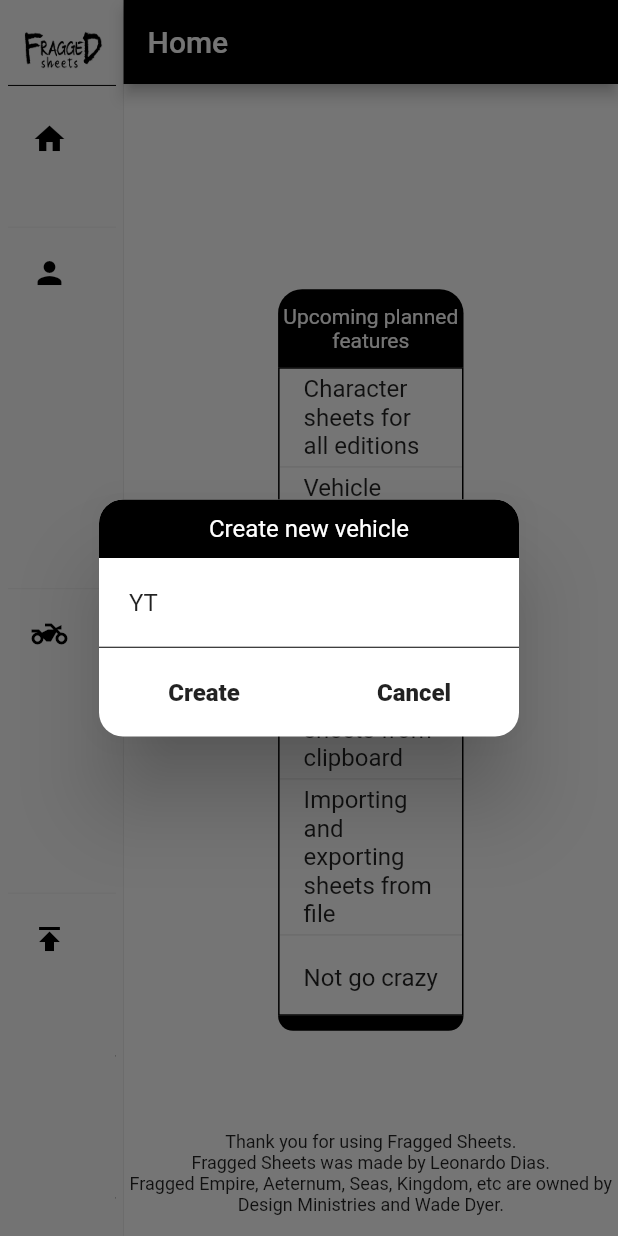
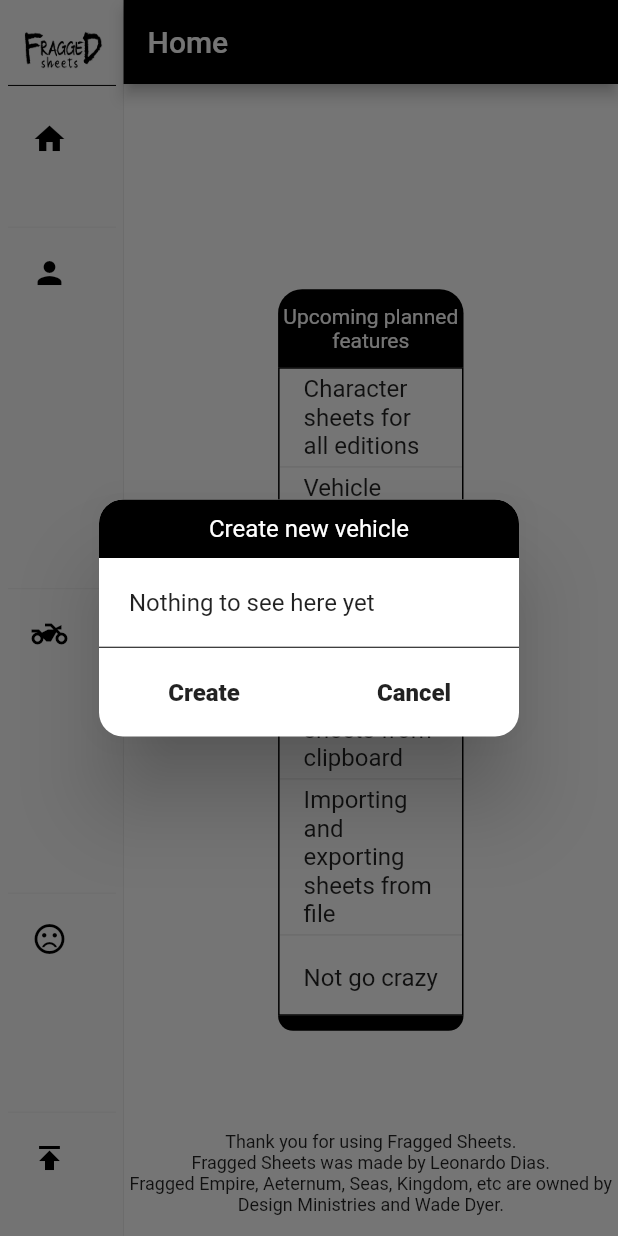
Before and after one commit to GwynmeTheos/fragged-sheets, a Flutter app: the screen it shows after launch, after a tap on "New vehicle", on a phone screen of 412 x 824 dp. Run offline on Flutter 3.47's test engine with Material 2 defaults, Android fonts, the phone set to English and light mode, and no system bars.

Commit message:
Added new enum for types of sheets Minor UI changes Started implementing UI for goons Started considerations for file picking

```diff
--- a/lib/models/sheets.dart
+++ b/lib/models/sheets.dart
@@ -98,12 +98,42 @@ extension EditionsExt on Editions {
   }
 }
 
+enum SheetType {
+  CHARACTER,
+  VEHICLE,
+  GOONS, // In-dev
+}
+extension SheetTypesEx on SheetType{
+  String get name {
+    switch (this) {
+      case SheetType.CHARACTER:
+        return "Character";
+      case SheetType.VEHICLE:
+        return "Vehicle";
+      case SheetType.GOONS:
+        return "Goons";
+    }
+  }
+
+  IconData get icon {
+    switch (this) {
+      case SheetType.CHARACTER:
+        return Icons.person;
+      case SheetType.VEHICLE:
+        return Icons.two_wheeler;
+      case SheetType.GOONS:
+        return Icons.sentiment_very_dissatisfied;
+    }
+  }
+}
+
 /// Abstract model for integration with the home page.
 /// New sheets must inherit from this class and implement [toJsonString] and
 /// [toMap] as overrides.
 abstract class SheetModel {
   abstract Editions edition;
   abstract String name;
+  abstract SheetType type;
 
   /// Returns a Json string representation of the object.
   String get toJsonString;
@@ -113,6 +143,7 @@ abstract class SheetModel {
 
 class EmpireSheetModel extends SheetModel {
   Editions edition = Editions.EMPIRE;
+  SheetType type = SheetType.CHARACTER;
 
   // Basic data
   String name;
@@ -134,6 +165,7 @@ class EmpireSheetModel extends SheetModel {
 
 class AeternumSheetModel extends SheetModel {
   Editions edition = Editions.AETERNUM;
+  SheetType type = SheetType.CHARACTER;
 
   // Basic data
   String name;
--- a/lib/pages/home.dart
+++ b/lib/pages/home.dart
@@ -143,7 +143,7 @@ class _SidebarState extends State<Sidebar> {
                 ),
                 Container(
                   padding: EdgeInsets.all(20),
-                  child: Text("YT"),
+                  child: Text("Nothing to see here yet"),
                 ),
                 Divider(
                   height: 1,
@@ -250,7 +250,114 @@ class _SidebarState extends State<Sidebar> {
                 ),
                 Container(
                   padding: EdgeInsets.all(20),
-                  child: Text("YT"),
+                  child: Text("Nothing to see here yet"),
+                ),
+                Divider(
+                  height: 1,
+                  color: Colors.black
+                ),
+                Row(
+                  mainAxisAlignment: MainAxisAlignment.spaceAround,
+                  crossAxisAlignment: CrossAxisAlignment.center,
+                  children: [
+                    Expanded(
+                      child: InkWell(
+                        child: Container(
+                          padding: EdgeInsets.only(top: 20.0, bottom: 20.0),
+                          decoration: BoxDecoration(
+                            borderRadius: BorderRadius.only(
+                              bottomLeft: Radius.circular(32.0),
+                            ),
+                          ),
+                          child: Text(
+                            "Create",
+                            style: TextStyle(
+                              fontSize: 16,
+                              fontWeight: FontWeight.w800
+                            ),
+                            textAlign: TextAlign.center,
+                          ),
+                        ),
+                        onTap: () {
+                          return ;
+                        },
+                      ),
+                    ),
+                    Expanded(
+                      child: InkWell(
+                        child: Container(
+                          padding: EdgeInsets.only(top: 20.0, bottom: 20.0),
+                          decoration: BoxDecoration(
+                            borderRadius: BorderRadius.only(
+                              bottomRight: Radius.circular(16.0)
+                            ),
+                          ),
+                          child: Text(
+                            "Cancel",
+                            style: TextStyle(
+                              fontSize: 16,
+                              fontWeight: FontWeight.w800
+                            ),
+                            textAlign: TextAlign.center,
+                          ),
+                        ),
+                        onTap: () => Navigator.of(context).pop(null)
+                      ),
+                    )
+                  ],
+                )
+              ],
+            ),
+          ),
+        );
+      }
+    );
+  }
+
+  Future<SheetModel?> showNewGoonAlert(BuildContext context) async {
+    return await showDialog<SheetModel?>(
+      context: context,
+      builder: (BuildContext context) {
+        return AlertDialog(
+          shape: RoundedRectangleBorder(
+            borderRadius: BorderRadius.only(
+              topLeft: Radius.circular(16.0),
+              topRight: Radius.circular(16.0),
+              bottomLeft: Radius.circular(16.0),
+              bottomRight: Radius.circular(16.0),
+            )
+          ),
+          contentPadding: EdgeInsets.all(0.0),
+          content: Container(
+            width: MediaQuery.of(context).size.width * 0.2,
+            child: Column(
+              mainAxisAlignment: MainAxisAlignment.start,
+              crossAxisAlignment: CrossAxisAlignment.stretch,
+              mainAxisSize: MainAxisSize.min,
+              children: [
+                Container(
+                  padding: EdgeInsets.only(
+                    top: 10,
+                    bottom: 10,
+                  ),
+                  decoration: BoxDecoration(
+                    borderRadius: BorderRadius.only(
+                      topLeft: Radius.circular(16),
+                      topRight: Radius.circular(16)
+                    ),
+                    color: Colors.black
+                  ),
+                  child: Text(
+                    "Create new goon",
+                    textAlign: TextAlign.center,
+                    style: TextStyle(
+                      color: Colors.white
+                    ),
+                  ),
+                ),
+                Container(
+                  padding: EdgeInsets.all(20),
+                  child: Text("Nothing to see here yet"),
                 ),
                 Divider(
                   height: 1,
@@ -438,7 +545,7 @@ class _SidebarState extends State<Sidebar> {
       )
     );
 
-    // Character
+    // Home
     content.add(
       Material(
         borderRadius: BorderRadius.circular(10),
@@ -512,6 +619,30 @@ class _SidebarState extends State<Sidebar> {
       )
     );
 
+    // Character
+    content.add(
+      Material(
+        borderRadius: BorderRadius.circular(10),
+        child: ListTile(
+          leading: Icon(
+            Icons.sentiment_very_dissatisfied,
+            color: Colors.black,
+          ),
+          title: Text("New goon"),
+          onTap: () async {
+            SheetModel? newSheet = await showNewGoonAlert(context);
+            if (newSheet != null) {this.sheets.add(newSheet);}
+          },
+        ),
+      )
+    );
+    content.add(
+      Divider(
+        height: 5,
+        color: Colors.grey.shade200,
+      )
+    );
+
     // Import
     content.add(
       Material(
@@ -566,6 +697,10 @@ class _SidebarState extends State<Sidebar> {
             ? Colors.grey.shade300
             : Colors.grey.shade50,
           child: ListTile(
+            leading: Icon(
+              this.sheets[i].type.icon,
+              color: Colors.black,
+            ),
             title: Text(this.sheets[i].name),
             onTap: (){
               setState(() {
@@ -590,7 +725,7 @@ class _SidebarState extends State<Sidebar> {
 
   @override
   Widget build(BuildContext context) {
-    MediaQueryData mediaQueryData = MediaQuery.of(context);
+    // MediaQueryData mediaQueryData = MediaQuery.of(context);
 
     return Material(
       elevation: 20,
@@ -730,7 +865,19 @@ class _SheetCanvasState extends State<SheetCanvas>{
                                 ),
                                 Divider(height: 1,),
                                 ListTile(
-                                  title: Text("GM Goon Sheets(?)"),
+                                  title: Text("GM Goon Sheets"),
+                                ),
+                                Divider(height: 1,),
+                                ListTile(
+                                  title: Text("Make sheet groups"),
+                                ),
+                                Divider(height: 1,),
+                                ListTile(
+                                  title: Text("Make sheets and groups draggable"),
+                                ),
+                                Divider(height: 1,),
+                                ListTile(
+                                  title: Text("Polish looks"),
                                 ),
                                 Divider(height: 1,),
                               ]
--- a/lib/pages/sheets.dart
+++ b/lib/pages/sheets.dart
@@ -1,5 +1,4 @@
 import 'package:flutter/material.dart';
-import 'package:fragged_sheets/widgets/widgets.dart';
 import 'package:fragged_sheets/models/models.dart';
 
 
--- a/lib/widgets/theme.dart
+++ b/lib/widgets/theme.dart
@@ -1,4 +1,4 @@
-import 'package:flutter/material.dart';
+// import 'package:flutter/material.dart';
 
 class Theme{
 
--- a/pubspec.yaml
+++ b/pubspec.yaml
@@ -21,6 +21,7 @@ dependencies:
   # filesystem_picker: ^2.0.0-nullsafety.0
   clipboard: ^0.1.3
   url_launcher: ^6.0.9
+  file_picker: ^4.0.1
 
 
 dev_dependencies:
```
